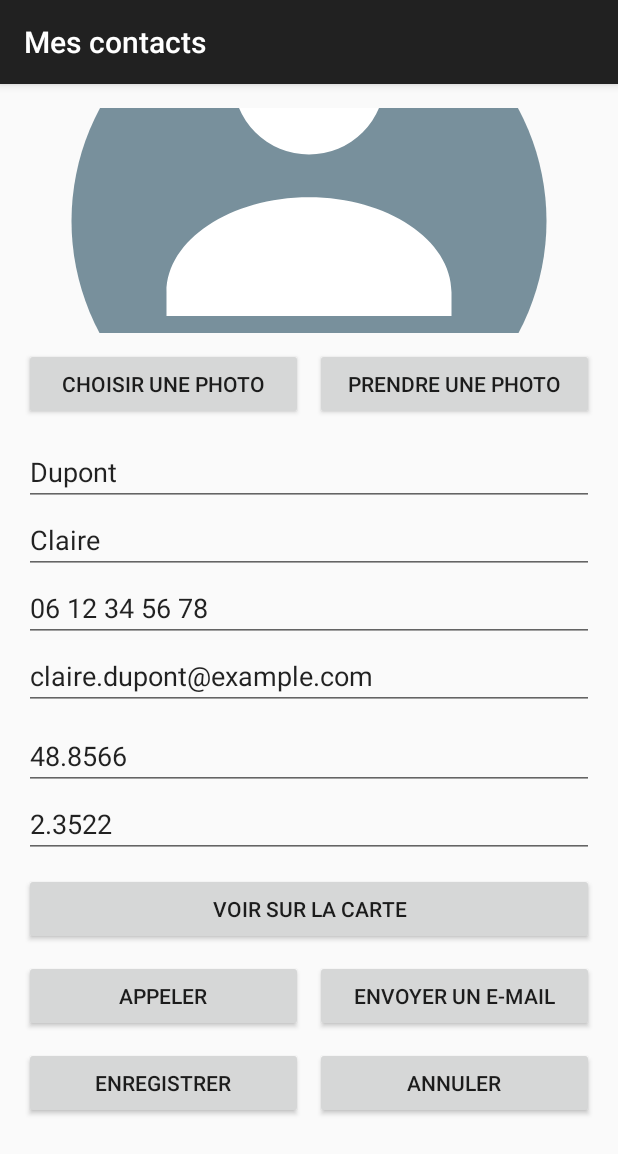
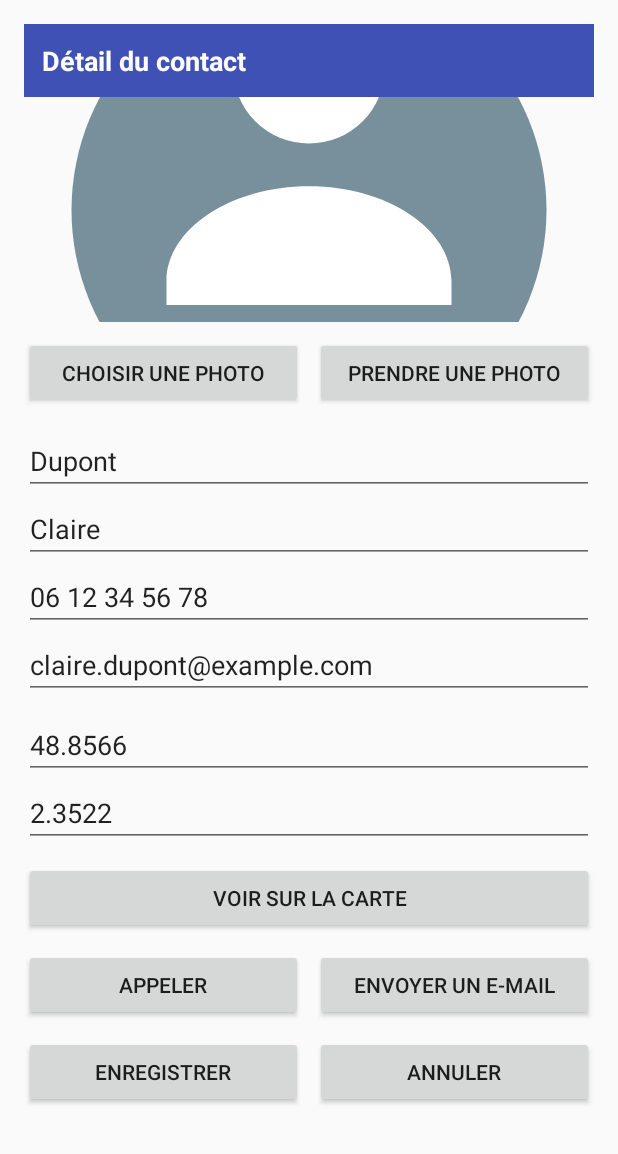
Before and after one commit to shaheedd/tp5v3-android-contacts, an Android app: the screen it shows after launch (MainActivity), after a tap on "Dupont", on a phone screen of 412 x 824 dp. Shown: the top 1154 px of the screen. Run offline under Robolectric (Android 15) with nearby library versions, the phone set to English and light mode, and no system bars.

Commit message:
TP5 V3 : mise en page stable, captures réelles et compte rendu PDF

```diff
--- a/app/src/main/AndroidManifest.xml
+++ b/app/src/main/AndroidManifest.xml
@@ -23,7 +23,7 @@
         android:roundIcon="@mipmap/ic_launcher_round"
         android:label="@string/app_name"
         android:supportsRtl="true"
-        android:theme="@style/Theme.AppCompat.Light.DarkActionBar">
+        android:theme="@style/Theme.ContactsV3">
 
         <meta-data
             android:name="com.google.android.maps.v2.API_KEY"
--- a/app/src/main/java/com/example/contacts/MainActivity.kt
+++ b/app/src/main/java/com/example/contacts/MainActivity.kt
@@ -2,6 +2,7 @@ package com.example.contacts
 
 import android.os.Bundle
 import androidx.appcompat.app.AppCompatActivity
+import androidx.core.view.WindowCompat
 
 /**
  * Activité unique : elle ne fait qu'héberger les fragments dans le
@@ -11,6 +12,10 @@ class MainActivity : AppCompatActivity() {
 
     override fun onCreate(savedInstanceState: Bundle?) {
         super.onCreate(savedInstanceState)
+        // Android 15 (targetSdk 35) active l'affichage edge-to-edge par défaut.
+        // On rétablit le comportement classique pour éviter que la barre d'action
+        // ne recouvre le champ de recherche et la première ligne de la liste.
+        WindowCompat.setDecorFitsSystemWindows(window, true)
         setContentView(R.layout.activity_main)
 
         // savedInstanceState != null signifie une recréation (rotation) :
--- a/app/src/main/res/layout/activity_main.xml
+++ b/app/src/main/res/layout/activity_main.xml
@@ -2,4 +2,5 @@
 <androidx.fragment.app.FragmentContainerView xmlns:android="http://schemas.android.com/apk/res/android"
     android:id="@+id/fragment_container"
     android:layout_width="match_parent"
-    android:layout_height="match_parent" />
+    android:layout_height="match_parent"
+    android:fitsSystemWindows="true" />
--- a/app/src/main/res/layout/fragment_carte.xml
+++ b/app/src/main/res/layout/fragment_carte.xml
@@ -2,7 +2,12 @@
 <LinearLayout xmlns:android="http://schemas.android.com/apk/res/android"
     android:layout_width="match_parent"
     android:layout_height="match_parent"
+    android:fitsSystemWindows="true"
     android:orientation="vertical">
+
+    <TextView
+        style="@style/TitreFragment"
+        android:text="@string/titre_carte" />
 
     <FrameLayout
         android:id="@+id/mapContainer"
--- a/app/src/main/res/layout/fragment_detail.xml
+++ b/app/src/main/res/layout/fragment_detail.xml
@@ -1,13 +1,19 @@
 <?xml version="1.0" encoding="utf-8"?>
 <ScrollView xmlns:android="http://schemas.android.com/apk/res/android"
     android:layout_width="match_parent"
-    android:layout_height="match_parent">
+    android:layout_height="match_parent"
+    android:fitsSystemWindows="true">
 
     <LinearLayout
         android:layout_width="match_parent"
         android:layout_height="wrap_content"
         android:orientation="vertical"
         android:padding="16dp">
+
+        <TextView
+            style="@style/TitreFragment"
+            android:layout_margin="-16dp"
+            android:text="@string/titre_detail" />
 
         <ImageView
             android:id="@+id/imgPhotoDetail"
--- a/app/src/main/res/layout/fragment_liste.xml
+++ b/app/src/main/res/layout/fragment_liste.xml
@@ -2,7 +2,12 @@
 <LinearLayout xmlns:android="http://schemas.android.com/apk/res/android"
     android:layout_width="match_parent"
     android:layout_height="match_parent"
+    android:fitsSystemWindows="true"
     android:orientation="vertical">
+
+    <TextView
+        style="@style/TitreFragment"
+        android:text="@string/titre_liste" />
 
     <EditText
         android:id="@+id/etRecherche"
--- /dev/null
+++ b/app/src/main/res/values/styles.xml
@@ -0,0 +1,20 @@
+<?xml version="1.0" encoding="utf-8"?>
+<resources>
+
+    <style name="Theme.ContactsV3" parent="Theme.AppCompat.Light.NoActionBar">
+        <!-- Chaque fragment affiche son propre titre : aucune barre d'action
+             ne peut recouvrir le contenu, y compris sous Android 15. -->
+        <item name="android:fitsSystemWindows">true</item>
+    </style>
+
+    <style name="TitreFragment">
+        <item name="android:layout_width">match_parent</item>
+        <item name="android:layout_height">wrap_content</item>
+        <item name="android:background">#FF3F51B5</item>
+        <item name="android:padding">12dp</item>
+        <item name="android:textColor">@android:color/white</item>
+        <item name="android:textSize">18sp</item>
+        <item name="android:textStyle">bold</item>
+    </style>
+
+</resources>
```
Also changed, not shown: 11 other files.
